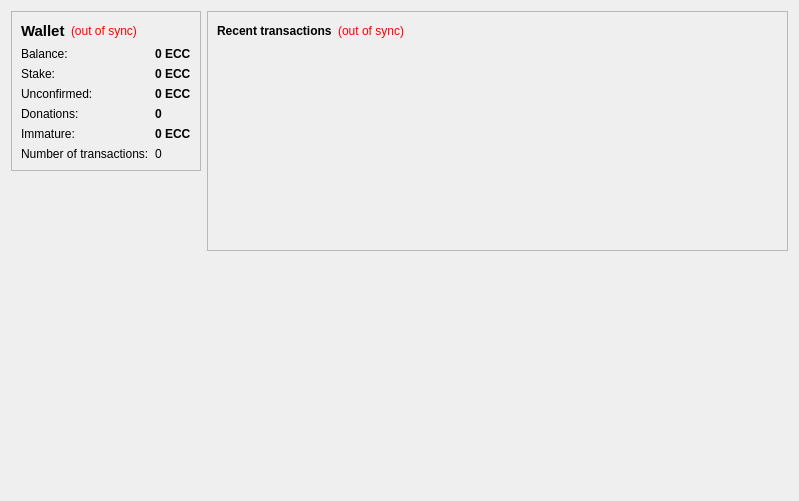
The window that src/qt/forms/overviewpage.ui (project-ecc/eccoin) describes before a commit, drawn with Qt 5.
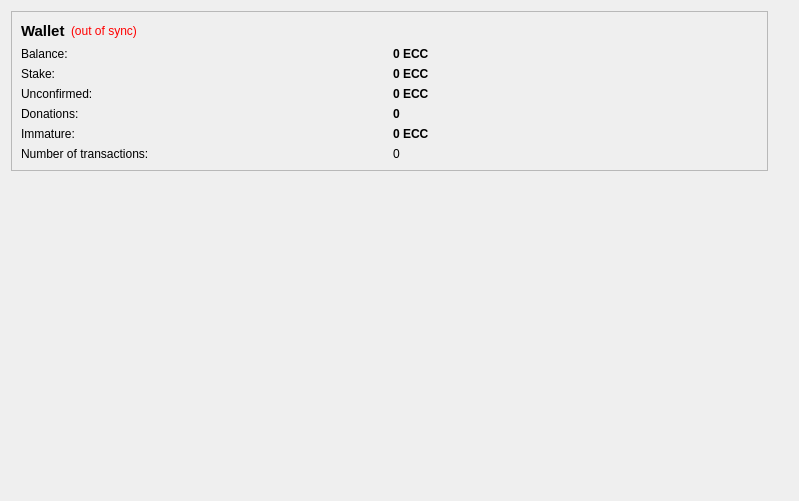
The same window after the commit. Icons and pictures are not drawn.

The edit to the form file:
```diff
--- a/src/qt/forms/overviewpage.ui
+++ b/src/qt/forms/overviewpage.ui
@@ -270,77 +270,6 @@
    </item>
    <item row="0" column="1">
     <layout class="QVBoxLayout" name="verticalLayout_3">
-     <item>
-      <widget class="QFrame" name="frame_2">
-       <property name="frameShape">
-        <enum>QFrame::StyledPanel</enum>
-       </property>
-       <property name="frameShadow">
-        <enum>QFrame::Raised</enum>
-       </property>
-       <layout class="QVBoxLayout" name="verticalLayout">
-        <item>
-         <layout class="QHBoxLayout" name="horizontalLayout_2">
-          <item>
-           <widget class="QLabel" name="label_4">
-            <property name="text">
-             <string>&lt;b&gt;Recent transactions&lt;/b&gt;</string>
-            </property>
-           </widget>
-          </item>
-          <item>
-           <widget class="QLabel" name="labelTransactionsStatus">
-            <property name="toolTip">
-             <string>The displayed information may be out of date. Your wallet automatically synchronizes with the ECCoin network after a connection is established, but this process has not completed yet.</string>
-            </property>
-            <property name="styleSheet">
-             <string notr="true">QLabel { color: red; }</string>
-            </property>
-            <property name="text">
-             <string notr="true">(out of sync)</string>
-            </property>
-            <property name="alignment">
-             <set>Qt::AlignRight|Qt::AlignTrailing|Qt::AlignVCenter</set>
-            </property>
-           </widget>
-          </item>
-          <item>
-           <spacer name="horizontalSpacer">
-            <property name="orientation">
-             <enum>Qt::Horizontal</enum>
-            </property>
-            <property name="sizeHint" stdset="0">
-             <size>
-              <width>40</width>
-              <height>20</height>
-             </size>
-            </property>
-           </spacer>
-          </item>
-         </layout>
-        </item>
-        <item>
-         <widget class="QListView" name="listTransactions">
-          <property name="styleSheet">
-           <string notr="true">QListView { background: transparent; }</string>
-          </property>
-          <property name="frameShape">
-           <enum>QFrame::NoFrame</enum>
-          </property>
-          <property name="verticalScrollBarPolicy">
-           <enum>Qt::ScrollBarAlwaysOff</enum>
-          </property>
-          <property name="horizontalScrollBarPolicy">
-           <enum>Qt::ScrollBarAlwaysOff</enum>
-          </property>
-          <property name="selectionMode">
-           <enum>QAbstractItemView::NoSelection</enum>
-          </property>
-         </widget>
-        </item>
-       </layout>
-      </widget>
-     </item>
      <item>
       <spacer name="verticalSpacer_2">
        <property name="orientation">
```
